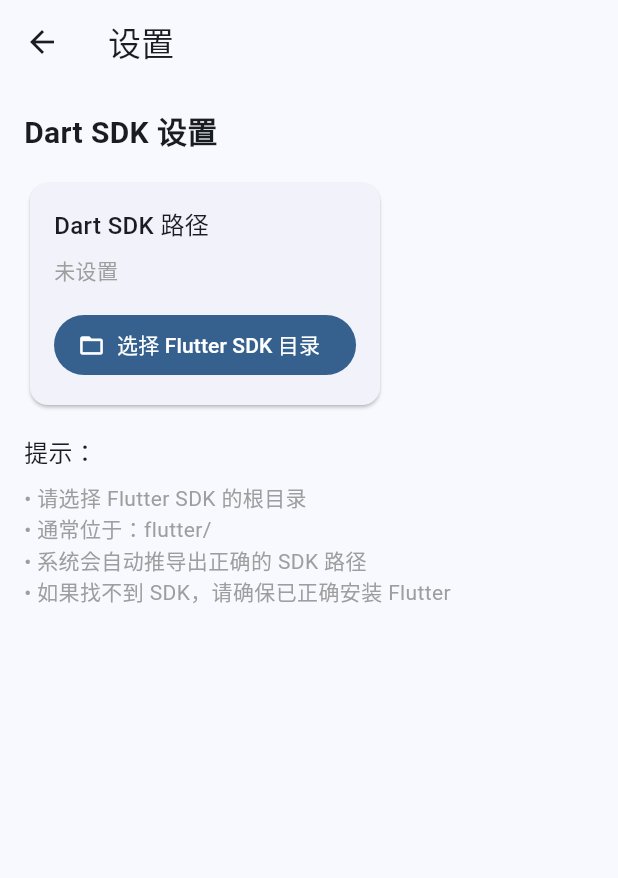
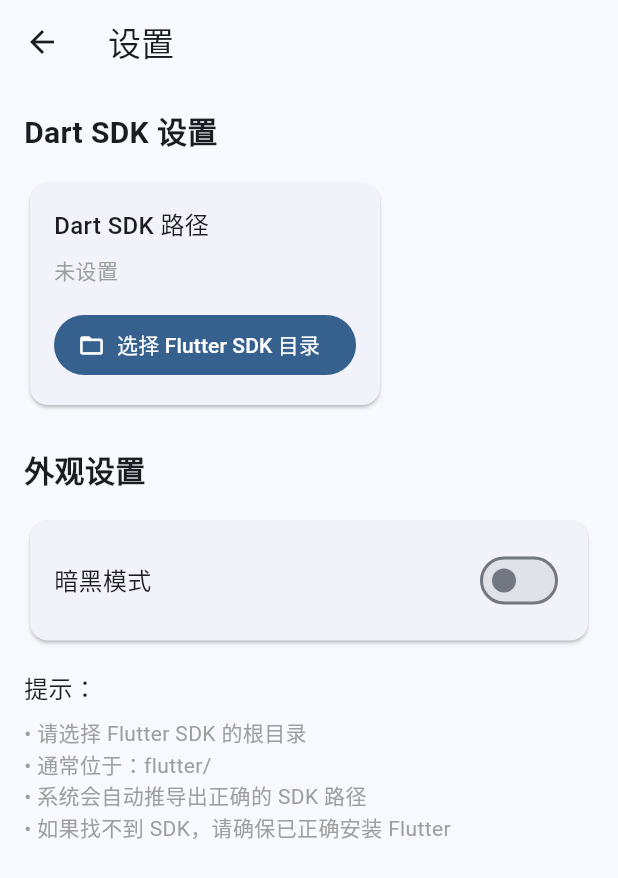
Before and after one commit to aSynch1889/FlutterStrings, a Flutter app: the screen it shows after launch, after a tap on the "settings" icon, on a phone screen of 412 x 824 dp. Shown: the top 878 px of the screen. Run offline on Flutter 3.47's test engine with Material 3 defaults, Android fonts, the phone set to English and light mode, and no system bars; our stand-ins replace dotted_border, flutter_riverpod; missing offline and left inert: analyzer, file_selector.

Commit message:
新增暗黑模式

```diff
--- a/lib/core/config.dart
+++ b/lib/core/config.dart
@@ -7,6 +7,7 @@
 class AppConfig {
   static const String _configFileName = 'flutter_strings_config.json';
   String? _dartSdkPath;
+  bool _isDarkMode = false;
   static AppConfig? _instance;
 
   factory AppConfig() {
@@ -17,6 +18,7 @@
   AppConfig._internal();
 
   String? get dartSdkPath => _dartSdkPath;
+  bool get isDarkMode => _isDarkMode;
 
   Future<void> loadConfig() async {
     try {
@@ -27,6 +29,7 @@
           final content = await configFile.readAsString();
           final config = json.decode(content) as Map<String, dynamic>;
           _dartSdkPath = config['dartSdkPath'] as String?;
+          _isDarkMode = config['isDarkMode'] as bool? ?? false;
         }
       }
     } catch (e) {
@@ -34,16 +37,18 @@
     }
   }
 
-  Future<void> saveConfig(String dartSdkPath) async {
+  Future<void> saveConfig({String? dartSdkPath, bool? isDarkMode}) async {
     try {
       // 确保在主 isolate 中运行
       if (!kIsWeb) {
         final configFile = await _getConfigFile();
         final config = {
-          'dartSdkPath': dartSdkPath,
+          'dartSdkPath': dartSdkPath ?? _dartSdkPath,
+          'isDarkMode': isDarkMode ?? _isDarkMode,
         };
         await configFile.writeAsString(json.encode(config));
-        _dartSdkPath = dartSdkPath;
+        if (dartSdkPath != null) _dartSdkPath = dartSdkPath;
+        if (isDarkMode != null) _isDarkMode = isDarkMode;
       }
     } catch (e) {
       print('Error saving config: $e');
--- a/lib/main.dart
+++ b/lib/main.dart
@@ -4,16 +4,41 @@
 import 'package:dotted_border/dotted_border.dart';
 import 'dart:io';
 import 'screens/settings_screen.dart';
+import 'core/config.dart';
+
+final themeProvider = StateNotifierProvider<ThemeNotifier, bool>((ref) {
+  return ThemeNotifier();
+});
+
+class ThemeNotifier extends StateNotifier<bool> {
+  final _config = AppConfig();
+
+  ThemeNotifier() : super(false) {
+    _loadTheme();
+  }
+
+  Future<void> _loadTheme() async {
+    await _config.loadConfig();
+    state = _config.isDarkMode;
+  }
+
+  Future<void> toggleTheme(bool value) async {
+    await _config.saveConfig(isDarkMode: value);
+    state = value;
+  }
+}
 
 void main() {
   runApp(const ProviderScope(child: MyApp()));
 }
 
-class MyApp extends StatelessWidget {
+class MyApp extends ConsumerWidget {
   const MyApp({super.key});
 
   @override
-  Widget build(BuildContext context) {
+  Widget build(BuildContext context, WidgetRef ref) {
+    final isDarkMode = ref.watch(themeProvider);
+
     return MaterialApp(
       title: '字符串扫描器',
       theme: ThemeData(
@@ -23,6 +48,14 @@
         ),
         useMaterial3: true,
       ),
+      darkTheme: ThemeData(
+        colorScheme: ColorScheme.fromSeed(
+          seedColor: Colors.blue,
+          brightness: Brightness.dark,
+        ),
+        useMaterial3: true,
+      ),
+      themeMode: isDarkMode ? ThemeMode.dark : ThemeMode.light,
       home: const HomeScreen(),
     );
   }
@@ -35,16 +68,17 @@
   Widget build(BuildContext context, WidgetRef ref) {
     final state = ref.watch(scanProvider);
     final colorScheme = Theme.of(context).colorScheme;
+    final isDark = Theme.of(context).brightness == Brightness.dark;
 
     return Scaffold(
-      backgroundColor: Colors.grey[100],
+      backgroundColor: isDark ? colorScheme.surface : Colors.grey[100],
       body: Row(
         children: [
           // 左侧面板
           Container(
             width: 300,
             decoration: BoxDecoration(
-              color: Colors.white,
+              color: colorScheme.surface,
               borderRadius: BorderRadius.circular(8),
               boxShadow: [
                 BoxShadow(
@@ -63,15 +97,16 @@
                   Row(
                     mainAxisAlignment: MainAxisAlignment.spaceBetween,
                     children: [
-                      const Text(
+                      Text(
                         '字符串扫描器',
                         style: TextStyle(
                           fontSize: 24,
                           fontWeight: FontWeight.bold,
+                          color: colorScheme.onSurface,
                         ),
                       ),
                       IconButton(
-                        icon: const Icon(Icons.settings),
+                        icon: Icon(Icons.settings, color: colorScheme.onSurface),
                         tooltip: '设置',
                         onPressed: () {
                           Navigator.of(context).push(
@@ -83,10 +118,10 @@
                       ),
                     ],
                   ),
-                  const Text(
+                  Text(
                     '扫描项目中的字符串',
                     style: TextStyle(
-                      color: Colors.grey,
+                      color: colorScheme.onSurfaceVariant,
                       fontSize: 14,
                     ),
                   ),
@@ -95,10 +130,10 @@
                   Container(
                     padding: const EdgeInsets.all(20),
                     decoration: BoxDecoration(
-                      color: Colors.grey[50],
+                      color: isDark ? colorScheme.surfaceVariant : Colors.grey[50],
                       borderRadius: BorderRadius.circular(8),
                       border: Border.all(
-                        color: Colors.grey[200]!,
+                        color: isDark ? colorScheme.outline : Colors.grey[200]!,
                         width: 1,
                       ),
                     ),
@@ -106,11 +141,12 @@
                       crossAxisAlignment: CrossAxisAlignment.start,
                       mainAxisSize: MainAxisSize.min,
                       children: [
-                        const Text(
+                        Text(
                           '扫描控制',
                           style: TextStyle(
                             fontSize: 16,
                             fontWeight: FontWeight.w500,
+                            color: colorScheme.onSurface,
                           ),
                         ),
                         const SizedBox(height: 20),
@@ -129,7 +165,7 @@
                             builder: (context, candidateData, rejectedData) {
                               final isDragging = candidateData.isNotEmpty;
                               return DottedBorder(
-                                color: isDragging ? colorScheme.primary : Colors.grey[400]!,
+                                color: isDragging ? colorScheme.primary : colorScheme.outline,
                                 strokeWidth: 1,
                                 dashPattern: const [6, 3],
                                 borderType: BorderType.RRect,
@@ -148,14 +184,14 @@
                                       Icon(
                                         Icons.folder_open_outlined,
                                         size: 40,
-                                        color: isDragging ? colorScheme.primary : colorScheme.primary,
+                                        color: colorScheme.primary,
                                       ),
                                       const SizedBox(height: 10),
                                       Text(
                                         state.projectPath ?? '点击或将文件夹拖拽到此处',
                                         textAlign: TextAlign.center,
                                         style: TextStyle(
-                                          color: Colors.grey[600],
+                                          color: colorScheme.onSurfaceVariant,
                                           fontSize: 12,
                                         ),
                                       ),
@@ -175,7 +211,6 @@
                             children: [
                               FilledButton.icon(
                                 onPressed: () {
-                                  // 添加停止逻辑
                                   if (state.isScanning) {
                                     ref.read(scanProvider.notifier).stopScan();
                                   } else {
@@ -195,23 +230,20 @@
                               ),
                               if (state.isScanning) ...[
                                 const SizedBox(height: 16),
-                                // 使用不确定进度条
                                 LinearProgressIndicator(
-                                  value: null, // 设置为 null 表示不确定进度
-                                  backgroundColor: Colors.grey[200],
+                                  value: null,
+                                  backgroundColor: colorScheme.surfaceVariant,
                                 ),
                                 const SizedBox(height: 8),
-                                // 可以显示一个通用的扫描中提示
                                 Text(
                                   '正在扫描项目...',
                                   style: TextStyle(
-                                    color: Colors.grey[600],
+                                    color: colorScheme.onSurfaceVariant,
                                     fontSize: 12,
                                   ),
                                   maxLines: 1,
                                   overflow: TextOverflow.ellipsis,
                                 ),
-                                // 移除显示具体文件和进度的 Text Widgets
                               ],
                             ],
                           ),
@@ -224,10 +256,10 @@
                   Container(
                     padding: const EdgeInsets.all(20),
                     decoration: BoxDecoration(
-                      color: Colors.grey[50],
+                      color: isDark ? colorScheme.surfaceVariant : Colors.grey[50],
                       borderRadius: BorderRadius.circular(8),
                       border: Border.all(
-                        color: Colors.grey[200]!,
+                        color: isDark ? colorScheme.outline : Colors.grey[200]!,
                         width: 1,
                       ),
                     ),
@@ -235,11 +267,12 @@
                       crossAxisAlignment: CrossAxisAlignment.start,
                       mainAxisSize: MainAxisSize.min,
                       children: [
-                        const Text(
+                        Text(
                           '扫描统计',
                           style: TextStyle(
                             fontSize: 16,
                             fontWeight: FontWeight.w500,
+                            color: colorScheme.onSurface,
                           ),
                         ),
                         const SizedBox(height: 20),
@@ -249,12 +282,14 @@
                           value: state.results?.values
                               .fold(0, (sum, strings) => sum + strings.length)
                               .toString() ?? '0',
+                          colorScheme: colorScheme,
                         ),
                         const SizedBox(height: 10),
                         _buildStatItem(
                           icon: Icons.insert_drive_file,
                           label: '文件数量',
                           value: state.results?.length.toString() ?? '0',
+                          colorScheme: colorScheme,
                         ),
                       ],
                     ),
@@ -265,10 +300,10 @@
                     Container(
                       padding: const EdgeInsets.all(20),
                       decoration: BoxDecoration(
-                        color: Colors.grey[50],
+                        color: isDark ? colorScheme.surfaceVariant : Colors.grey[50],
                         borderRadius: BorderRadius.circular(8),
                         border: Border.all(
-                          color: Colors.grey[200]!,
+                          color: isDark ? colorScheme.outline : Colors.grey[200]!,
                           width: 1,
                         ),
                       ),
@@ -276,11 +311,12 @@
                         crossAxisAlignment: CrossAxisAlignment.start,
                         mainAxisSize: MainAxisSize.min,
                         children: [
-                          const Text(
+                          Text(
                             '导出选项',
                             style: TextStyle(
                               fontSize: 16,
                               fontWeight: FontWeight.w500,
+                              color: colorScheme.onSurface,
                             ),
                           ),
                           const SizedBox(height: 20),
@@ -288,18 +324,21 @@
                             icon: Icons.code,
                             label: '导出为 JSON',
                             onPressed: () => ref.read(scanProvider.notifier).exportAsJson(),
+                            colorScheme: colorScheme,
                           ),
                           const SizedBox(height: 10),
                           _buildExportButton(
                             icon: Icons.table_chart,
                             label: '导出为 CSV',
                             onPressed: () => ref.read(scanProvider.notifier).exportAsCsv(),
+                            colorScheme: colorScheme,
                           ),
                           const SizedBox(height: 10),
                           _buildExportButton(
                             icon: Icons.language,
                             label: '导出本地化文件',
                             onPressed: () => ref.read(scanProvider.notifier).exportAsArb(),
+                            colorScheme: colorScheme,
                           ),
                         ],
                       ),
@@ -313,7 +352,7 @@
             child: Container(
               margin: const EdgeInsets.all(20),
               decoration: BoxDecoration(
-                color: Colors.white,
+                color: colorScheme.surface,
                 borderRadius: BorderRadius.circular(8),
                 boxShadow: [
                   BoxShadow(
@@ -329,7 +368,7 @@
                       ? Center(
                           child: Text(
                             state.error!,
-                            style: const TextStyle(color: Colors.red),
+                            style: TextStyle(color: colorScheme.error),
                           ),
                         )
                       : state.results == null || state.results!.isEmpty
@@ -340,13 +379,13 @@
                                   Icon(
                                     Icons.search_outlined,
                                     size: 64,
-                                    color: Colors.grey[400],
+                                    color: colorScheme.onSurfaceVariant,
                                   ),
                                   const SizedBox(height: 16),
                                   Text(
                                     '无结果',
                                     style: TextStyle(
-                                      color: Colors.grey[600],
+                                      color: colorScheme.onSurface,
                                       fontSize: 16,
                                     ),
                                   ),
@@ -354,7 +393,7 @@
                                   Text(
                                     '选择要扫描字符串的项目文件夹',
                                     style: TextStyle(
-                                      color: Colors.grey[400],
+                                      color: colorScheme.onSurfaceVariant,
                                       fontSize: 14,
                                     ),
                                   ),
@@ -369,31 +408,35 @@
                                 return Card(
                                   margin: const EdgeInsets.only(bottom: 10),
                                   child: ExpansionTile(
-                                    leading: const Icon(Icons.description_outlined),
+                                    leading: Icon(Icons.description_outlined, color: colorScheme.primary),
                                     title: Text(
                                       entry.key.split('/').last,
-                                      style: const TextStyle(
+                                      style: TextStyle(
                                         fontWeight: FontWeight.w500,
+                                        color: colorScheme.onSurface,
                                       ),
                                     ),
                                     subtitle: Text(
                                       '${entry.value.length} 个字符串',
                                       style: TextStyle(
-                                        color: Colors.grey[600],
+                                        color: colorScheme.onSurfaceVariant,
                                         fontSize: 12,
                                       ),
                                     ),
                                     children: entry.value.map((str) => ListTile(
                                       title: Text(
                                         str,
-                                        style: const TextStyle(fontSize: 14),
+                                        style: TextStyle(
+                                          fontSize: 14,
+                                          color: colorScheme.onSurface,
+                                        ),
                                         maxLines: 3,
                                         overflow: TextOverflow.ellipsis,
                                       ),
                                       subtitle: Text(
                                         '长度: ${str.length}${str.contains('\n') ? ' (多行)' : ''}',
                                         style: TextStyle(
-                                          color: Colors.grey[600],
+                                          color: colorScheme.onSurfaceVariant,
                                           fontSize: 12,
                                         ),
                                       ),
@@ -401,27 +444,37 @@
                                         showDialog(
                                           context: context,
                                           builder: (context) => AlertDialog(
-                                            title: const Text('字符串详情'),
+                                            title: Text(
+                                              '字符串详情',
+                                              style: TextStyle(color: colorScheme.onSurface),
+                                            ),
                                             content: SingleChildScrollView(
                                               child: Column(
                                                 mainAxisSize: MainAxisSize.min,
                                                 crossAxisAlignment: CrossAxisAlignment.start,
                                                 children: [
-                                                  Text('文件: ${entry.key}'),
+                                                  Text(
+                                                    '文件: ${entry.key}',
+                                                    style: TextStyle(color: colorScheme.onSurface),
+                                                  ),
                                                   const SizedBox(height: 8),
-                                                  const Text('内容:'),
+                                                  Text(
+                                                    '内容:',
+                                                    style: TextStyle(color: colorScheme.onSurface),
+                                                  ),
                                                   Container(
                                                     margin: const EdgeInsets.only(top: 8),
                                                     padding: const EdgeInsets.all(12),
                                                     decoration: BoxDecoration(
-                                                      color: Colors.grey[100],
+                                                      color: colorScheme.surfaceVariant,
                                                       borderRadius: BorderRadius.circular(4),
                                                     ),
                                                     child: SelectableText(
                                                       str,
-                                                      style: const TextStyle(
+                                                      style: TextStyle(
                                                         fontFamily: 'monospace',
                                                         fontSize: 14,
+                                                        color: colorScheme.onSurface,
                                                       ),
                                                     ),
                                                   ),
@@ -431,7 +484,7 @@
                                             actions: [
                                               TextButton(
                                                 onPressed: () => Navigator.of(context).pop(),
-                                                child: const Text('关闭'),
+                                                child: Text('关闭'),
                                               ),
                                             ],
                                           ),
@@ -453,24 +506,26 @@
     required IconData icon,
     required String label,
     required String value,
+    required ColorScheme colorScheme,
   }) {
     return Row(
       children: [
-        Icon(icon, size: 16, color: Colors.grey[600]),
+        Icon(icon, size: 16, color: colorScheme.onSurfaceVariant),
         const SizedBox(width: 8),
         Text(
           label,
           style: TextStyle(
-            color: Colors.grey[600],
+            color: colorScheme.onSurfaceVariant,
             fontSize: 14,
           ),
         ),
         const Spacer(),
         Text(
           value,
-          style: const TextStyle(
+          style: TextStyle(
             fontWeight: FontWeight.w500,
             fontSize: 14,
+            color: colorScheme.onSurface,
           ),
         ),
       ],
@@ -481,6 +536,7 @@
     required IconData icon,
     required String label,
     required VoidCallback onPressed,
+    required ColorScheme colorScheme,
   }) {
     return SizedBox(
       width: double.infinity,
--- a/lib/screens/settings_screen.dart
+++ b/lib/screens/settings_screen.dart
@@ -3,15 +3,17 @@
 import '../core/config.dart';
 import 'dart:io';
 import 'package:path/path.dart' as path;
+import 'package:flutter_riverpod/flutter_riverpod.dart';
+import '../main.dart';
 
-class SettingsScreen extends StatefulWidget {
+class SettingsScreen extends ConsumerStatefulWidget {
   const SettingsScreen({super.key});
 
   @override
-  State<SettingsScreen> createState() => _SettingsScreenState();
+  ConsumerState<SettingsScreen> createState() => _SettingsScreenState();
 }
 
-class _SettingsScreenState extends State<SettingsScreen> {
+class _SettingsScreenState extends ConsumerState<SettingsScreen> {
   final _config = AppConfig();
   String? _sdkPath;
   bool _isLoading = true;
@@ -31,6 +33,10 @@
     });
   }
 
+  Future<void> _toggleDarkMode(bool value) async {
+    await ref.read(themeProvider.notifier).toggleTheme(value);
+  }
+
   Future<void> _selectDartExecutable() async {
     final String? directoryPath = await file_selector.getDirectoryPath();
 
@@ -44,7 +50,7 @@
       final isValid = await Directory(libPath).exists() && await File(metadataPath).exists();
 
       if (isValid) {
-        await _config.saveConfig(sdkPath);
+        await _config.saveConfig(dartSdkPath: sdkPath);
         setState(() => _sdkPath = sdkPath);
         ScaffoldMessenger.of(context).showSnackBar(
           const SnackBar(content: Text('SDK 路径已更新')),
@@ -59,6 +65,8 @@
 
   @override
   Widget build(BuildContext context) {
+    final isDarkMode = ref.watch(themeProvider);
+
     return Scaffold(
       appBar: AppBar(
         title: const Text('设置'),
@@ -108,6 +116,36 @@
                       ),
                     ),
                   ),
+                  const SizedBox(height: 24),
+                  const Text(
+                    '外观设置',
+                    style: TextStyle(
+                      fontSize: 20,
+                      fontWeight: FontWeight.bold,
+                    ),
+                  ),
+                  const SizedBox(height: 16),
+                  Card(
+                    child: Padding(
+                      padding: const EdgeInsets.all(16.0),
+                      child: Row(
+                        mainAxisAlignment: MainAxisAlignment.spaceBetween,
+                        children: [
+                          const Text(
+                            '暗黑模式',
+                            style: TextStyle(
+                              fontSize: 16,
+                              fontWeight: FontWeight.w500,
+                            ),
+                          ),
+                          Switch(
+                            value: isDarkMode,
+                            onChanged: _toggleDarkMode,
+                          ),
+                        ],
+                      ),
+                    ),
+                  ),
                   const SizedBox(height: 16),
                   const Text(
                     '提示：',
```
